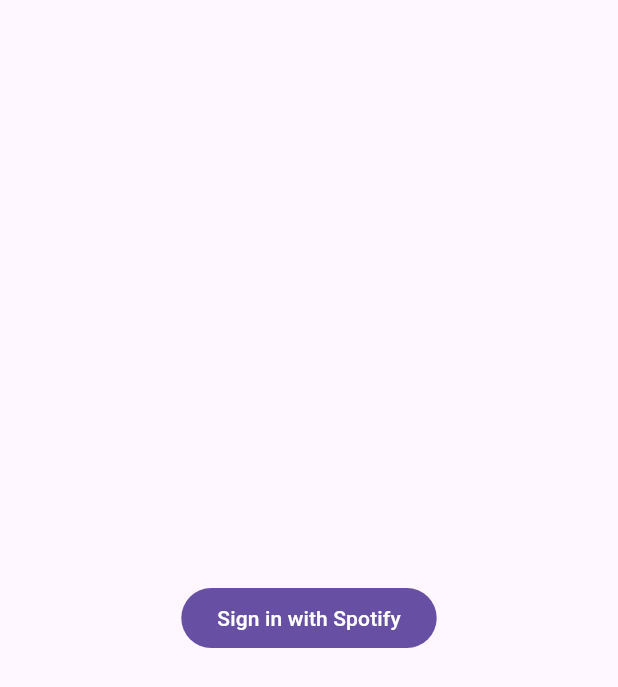
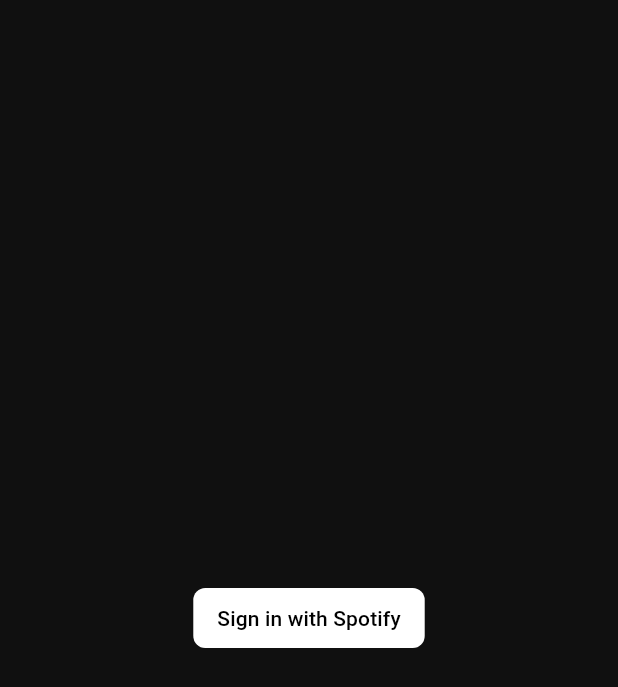
Before and after one commit to timdavidfriedrich/playlist_annotator, a Flutter app: the screen it shows after launch, on a phone screen of 412 x 824 dp. Shown: the top 687 px of the screen. Run offline on Flutter 3.47's test engine with Material 3 defaults, Android fonts, the phone set to English and light mode, and no system bars; our stand-ins replace get, google_fonts, pocketbase; missing offline and left inert: flutter_custom_tabs, secure_shared_preferences.

Commit message:
[ADD] Theming

```diff
--- /dev/null
+++ b/lib/config/themes/theme_config.dart
@@ -0,0 +1,151 @@
+import 'package:flutter/cupertino.dart';
+import 'package:flutter/material.dart';
+import 'package:google_fonts/google_fonts.dart';
+import 'package:playlist_annotator/constants/measurements.dart';
+
+class ThemeConfig {
+  ThemeConfig._();
+
+  static ThemeData light(BuildContext context) {
+    return _themeData(context, _darkColorScheme);
+  }
+
+  static ThemeData dark(BuildContext context) {
+    return _themeData(context, _darkColorScheme);
+  }
+
+  static const ColorScheme _darkColorScheme = ColorScheme(
+    brightness: Brightness.dark,
+    primary: Color(0xFF1DB954),
+    onPrimary: Colors.black,
+    secondary: Colors.white,
+    onSecondary: Colors.black,
+    error: Colors.red,
+    onError: Colors.white,
+    background: Color(0xFF101010),
+    onBackground: Colors.white,
+    surface: Color(0x12868686),
+    onSurface: Colors.white,
+  );
+
+  static ThemeData _themeData(BuildContext context, ColorScheme colorScheme) {
+    return ThemeData(
+      useMaterial3: true,
+      colorScheme: colorScheme,
+      hintColor: colorScheme.onSurface.withOpacity(0.5),
+      appBarTheme: AppBarTheme(
+        color: colorScheme.background,
+        centerTitle: false,
+      ),
+      scaffoldBackgroundColor: colorScheme.background,
+      cardColor: colorScheme.surface,
+      sliderTheme: SliderThemeData(
+        activeTrackColor: colorScheme.onBackground,
+        inactiveTrackColor: colorScheme.onSurface.withOpacity(0.5),
+        thumbColor: colorScheme.onBackground,
+        overlayColor: colorScheme.onBackground.withOpacity(0.2),
+        trackHeight: 8,
+        thumbShape: const RoundSliderThumbShape(enabledThumbRadius: 12),
+        trackShape: const RoundedRectSliderTrackShape(),
+        overlayShape: const RoundSliderOverlayShape(overlayRadius: 0),
+      ),
+      cardTheme: const CardTheme(
+        elevation: 0,
+        // margin: EdgeInsets.zero,
+      ),
+      snackBarTheme: SnackBarThemeData(
+        backgroundColor: colorScheme.background,
+        actionTextColor: colorScheme.onBackground,
+        contentTextStyle: TextStyle(color: colorScheme.onBackground),
+        elevation: 0,
+      ),
+      listTileTheme: ListTileThemeData(
+        shape: RoundedRectangleBorder(
+          borderRadius: BorderRadius.circular(Measurements.defaultBorderRadius),
+        ),
+        subtitleTextStyle: GoogleFonts.poppins(fontSize: Theme.of(context).textTheme.labelMedium?.fontSize),
+      ),
+      inputDecorationTheme: InputDecorationTheme(
+        filled: true,
+        fillColor: colorScheme.surface,
+        border: OutlineInputBorder(borderRadius: BorderRadius.circular(Measurements.defaultBorderRadius)),
+        alignLabelWithHint: true,
+      ),
+      filledButtonTheme: FilledButtonThemeData(
+        style: ButtonStyle(
+          padding: MaterialStateProperty.all(const EdgeInsets.fromLTRB(16, 0, 16, 0)),
+          shape: MaterialStateProperty.all(
+            RoundedRectangleBorder(
+              borderRadius: BorderRadius.circular(Measurements.defaultBorderRadius),
+            ),
+          ),
+          backgroundColor: MaterialStateProperty.resolveWith((states) {
+            if (states.contains(MaterialState.disabled)) {
+              return colorScheme.onBackground.withOpacity(0.1);
+            }
+            if (states.contains(MaterialState.pressed) || states.contains(MaterialState.hovered)) {
+              return colorScheme.onBackground.withOpacity(0.2);
+            }
+            return colorScheme.onBackground;
+          }),
+          foregroundColor: MaterialStateProperty.all(colorScheme.onPrimary),
+        ),
+      ),
+      elevatedButtonTheme: ElevatedButtonThemeData(
+        style: ButtonStyle(
+          padding: MaterialStateProperty.all(const EdgeInsets.fromLTRB(32, 16, 32, 16)),
+          shape: MaterialStateProperty.all(
+            RoundedRectangleBorder(
+              borderRadius: BorderRadius.circular(Measurements.defaultBorderRadius),
+            ),
+          ),
+          backgroundColor: MaterialStateProperty.resolveWith((states) {
+            if (states.contains(MaterialState.disabled)) {
+              return colorScheme.onBackground.withOpacity(0.1);
+            }
+            if (states.contains(MaterialState.pressed) || states.contains(MaterialState.hovered)) {
+              return colorScheme.onBackground.withOpacity(0.2);
+            }
+            return colorScheme.onBackground;
+          }),
+          foregroundColor: MaterialStateProperty.all(colorScheme.onPrimary),
+        ),
+      ),
+      textButtonTheme: TextButtonThemeData(
+        style: ButtonStyle(
+          foregroundColor: MaterialStateProperty.all(colorScheme.primary),
+        ),
+      ),
+      floatingActionButtonTheme: FloatingActionButtonThemeData(
+        backgroundColor: colorScheme.onBackground,
+        foregroundColor: colorScheme.onPrimary,
+      ),
+      cupertinoOverrideTheme: CupertinoThemeData(
+        brightness: Brightness.dark,
+        applyThemeToAll: true,
+        barBackgroundColor: colorScheme.background,
+        scaffoldBackgroundColor: colorScheme.background,
+      ),
+      textTheme: GoogleFonts.poppinsTextTheme(
+        TextTheme(
+          displayLarge: const TextStyle(
+            fontWeight: FontWeight.w500,
+          ),
+          bodySmall: TextStyle(
+            color: colorScheme.onSurface.withOpacity(0.5),
+          ),
+          titleLarge: TextStyle(
+            fontSize: Theme.of(context).textTheme.titleLarge!.fontSize! * 1.25,
+            fontWeight: FontWeight.w600,
+          ),
+          titleMedium: const TextStyle(
+            fontWeight: FontWeight.w600,
+          ),
+          titleSmall: const TextStyle(
+            fontWeight: FontWeight.w600,
+          ),
+        ),
+      ),
+    );
+  }
+}
--- /dev/null
+++ b/lib/constants/app_colors.dart
@@ -0,0 +1,3 @@
+class AppColors {
+  AppColors._();
+}
--- /dev/null
+++ b/lib/constants/measurements.dart
@@ -0,0 +1,9 @@
+class Measurements {
+  static const double defaultBorderRadius = 8.0;
+
+  static const double largePadding = 48;
+  static const double mediumPadding = 32;
+  static const double normalPadding = 16;
+  static const double smallPadding = 8;
+  static const double minimalPadding = 4;
+}
--- a/lib/features/home/pages/spotify_playlist_chooser_page.dart
+++ b/lib/features/home/pages/spotify_playlist_chooser_page.dart
@@ -34,13 +34,14 @@ class SpotifyPlaylistChooserPage extends StatelessWidget {
         padding: const EdgeInsets.symmetric(horizontal: 16),
         child: Column(
           children: [
+            const SizedBox(height: 16),
             TextField(
               controller: uriController,
               decoration: InputDecoration(
                 labelText: "playlist_uri_label".tr,
               ),
             ),
-            const SizedBox(height: 32),
+            const SizedBox(height: 16),
             Expanded(
               child: FutureBuilder(
                 future: getPlaylists(),
--- a/lib/features/playlist/pages/playlist_page.dart
+++ b/lib/features/playlist/pages/playlist_page.dart
@@ -68,17 +68,10 @@ class _PlaylistPageState extends State<PlaylistPage> {
               const Spacer(),
               TextButton(
                 onPressed: collapseAll,
-                child: Row(
-                  mainAxisSize: MainAxisSize.min,
-                  children: [
-                    Text("collapse_all_label".tr),
-                    const SizedBox(width: 4),
-                    const Icon(Icons.expand_less_rounded),
-                  ],
-                ),
+                child: Text("collapse_all_label".tr),
               )
             ]),
-            const SizedBox(height: 32),
+            const SizedBox(height: 16),
             for (int index = 0; index < widget.playlist.songs.length; index++)
               SongTile(
                 song: widget.playlist.songs.elementAt(index),
--- a/lib/features/playlist/widgets/song_tile.dart
+++ b/lib/features/playlist/widgets/song_tile.dart
@@ -33,7 +33,6 @@ class _SongTileState extends State<SongTile> {
             Expanded(
               child: TextField(
                 decoration: InputDecoration(
-                  fillColor: Theme.of(context).colorScheme.surfaceTint,
                   // TODO: Replace "0 + 1" with the number of annotations + 1
                   labelText: "add_first_comment_label".trPlural("add_comment_label".tr, 0 + 1),
                 ),
--- a/lib/main.dart
+++ b/lib/main.dart
@@ -3,6 +3,7 @@ import 'package:get/get_navigation/get_navigation.dart';
 import 'package:get/get_state_manager/src/rx_flutter/rx_obx_widget.dart';
 import 'package:get/get_utils/get_utils.dart';
 import 'package:get/instance_manager.dart';
+import 'package:playlist_annotator/config/themes/theme_config.dart';
 import 'package:playlist_annotator/features/core/localization/messages.dart';
 import 'package:playlist_annotator/features/core/services/local_storage_services.dart';
 import 'package:playlist_annotator/features/core/services/auth_service.dart';
@@ -42,8 +43,8 @@ class PlaylistAnnotator extends StatelessWidget {
       locale: Get.deviceLocale,
       fallbackLocale: const Locale('en', 'US'),
       debugShowCheckedModeBanner: false,
-      theme: ThemeData(useMaterial3: true),
-      darkTheme: ThemeData.dark(useMaterial3: true),
+      theme: ThemeConfig.light(context),
+      darkTheme: ThemeConfig.dark(context),
       home: Obx(() {
         return userService.currentUser.value == null ? const SignInPage() : const HomePage();
       }),
--- a/pubspec.yaml
+++ b/pubspec.yaml
@@ -24,6 +24,7 @@ dependencies:
   flutter_custom_tabs: ^1.2.1
   pocketbase: ^0.17.0
   secure_shared_preferences: ^0.0.4
+  google_fonts: ^6.1.0
 
 
 dev_dependencies:
```
Also changed, not shown: pubspec.lock, 1 other file.
